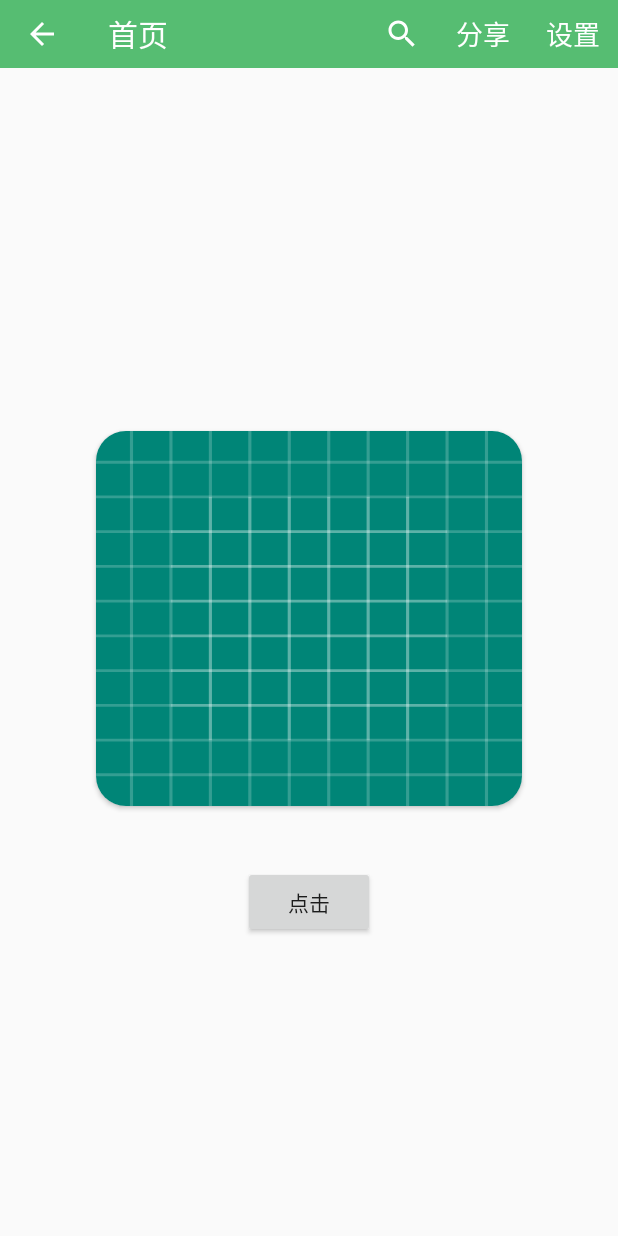
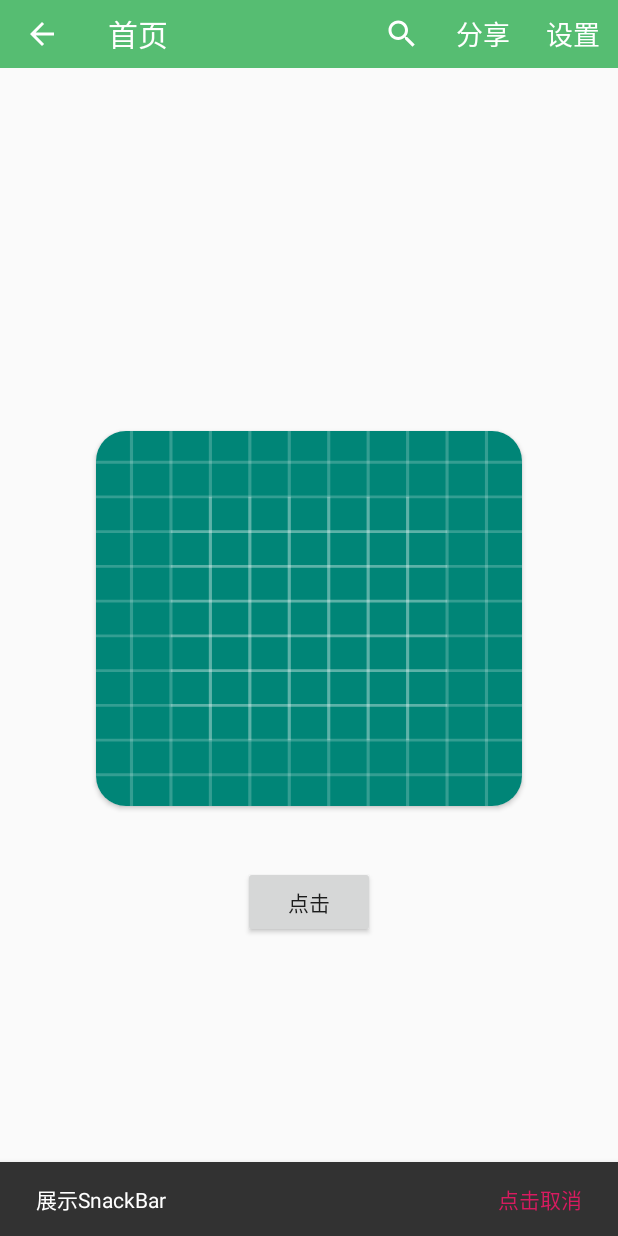
Before and after one commit to qiujihuihui/full_of_demo, an Android app: the screen it shows after launch (MainActivity), after a tap on "点击", on a phone screen of 412 x 824 dp. Run offline under Robolectric (Android 15) with nearby library versions, the phone set to English and light mode, and no system bars.

Commit message:
统一使用androidx样式，增加Snackbar

```diff
--- a/app/src/main/java/com/full/demo/MainActivity.java
+++ b/app/src/main/java/com/full/demo/MainActivity.java
@@ -2,7 +2,7 @@ package com.full.demo;
 
 import android.content.Intent;
 import android.os.Bundle;
-import android.support.constraint.ConstraintLayout;
+import androidx.constraintlayout.widget.ConstraintLayout;
 import android.view.Menu;
 import android.widget.Button;
 import android.widget.Toast;
@@ -45,7 +45,7 @@ public class MainActivity extends AppCompatActivity {
     private void initViews() {
         mainLayout = findViewById(R.id.ctl_layout);
         Button clickBtn = findViewById(R.id.btn_click);
-        clickBtn.setOnClickListener(view -> showNotification());
+        clickBtn.setOnClickListener(view -> showSnackBar());
         Toolbar toolbar = findViewById(R.id.common_toolbar);
         toolbar.setTitle(R.string.toolbar_title_main_page);
         setSupportActionBar(toolbar);
@@ -95,4 +95,8 @@ public class MainActivity extends AppCompatActivity {
         intent.putExtra("app_uid", getApplicationInfo().uid);
         startActivity(intent);
     }
+
+    private void showSnackBar() {
+        Snackbar.make(mainLayout, "展示SnackBar", Snackbar.LENGTH_LONG).setAction("点击取消", view -> Toast.makeText(MainActivity.this, "已经取消了", Toast.LENGTH_SHORT).show()).setDuration(Snackbar.LENGTH_LONG).show();
+    }
 }
--- a/app/src/main/res/layout/activity_main.xml
+++ b/app/src/main/res/layout/activity_main.xml
@@ -1,5 +1,5 @@
 <?xml version="1.0" encoding="utf-8"?>
-<android.support.constraint.ConstraintLayout xmlns:android="http://schemas.android.com/apk/res/android"
+<androidx.constraintlayout.widget.ConstraintLayout xmlns:android="http://schemas.android.com/apk/res/android"
     xmlns:app="http://schemas.android.com/apk/res-auto"
     xmlns:tools="http://schemas.android.com/tools"
     android:id="@+id/ctl_layout"
@@ -73,4 +73,4 @@
         </LinearLayout>
     </androidx.drawerlayout.widget.DrawerLayout>
 
-</android.support.constraint.ConstraintLayout>
+</androidx.constraintlayout.widget.ConstraintLayout>
--- a/app/src/main/res/layout/item_recycler_title.xml
+++ b/app/src/main/res/layout/item_recycler_title.xml
@@ -1,5 +1,5 @@
 <?xml version="1.0" encoding="utf-8"?>
-<android.support.constraint.ConstraintLayout xmlns:android="http://schemas.android.com/apk/res/android"
+<androidx.constraintlayout.widget.ConstraintLayout xmlns:android="http://schemas.android.com/apk/res/android"
     xmlns:app="http://schemas.android.com/apk/res-auto"
     xmlns:tools="http://schemas.android.com/tools"
     android:layout_width="match_parent"
@@ -15,4 +15,4 @@
         app:layout_constraintRight_toRightOf="parent"
         app:layout_constraintTop_toTopOf="parent"
         tools:text="@string/main_click_test" />
-</android.support.constraint.ConstraintLayout>
+</androidx.constraintlayout.widget.ConstraintLayout>
--- a/gradle.properties
+++ b/gradle.properties
@@ -6,6 +6,8 @@
 # http://www.gradle.org/docs/current/userguide/build_environment.html
 # Specifies the JVM arguments used for the daemon process.
 # The setting is particularly useful for tweaking memory settings.
+android.enableJetifier=true
+android.useAndroidX=true
 org.gradle.jvmargs=-Xmx1536m
 # When configured, Gradle will run in incubating parallel mode.
 # This option should only be used with decoupled projects. More details, visit
```
Also changed, not shown: app/build.gradle (+5 -4 lines).
